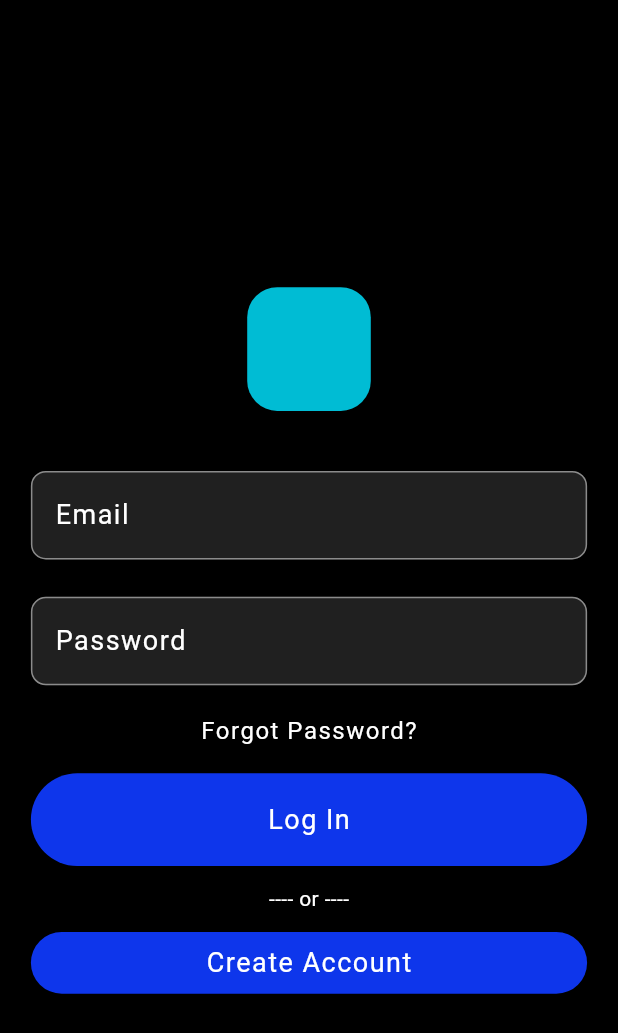
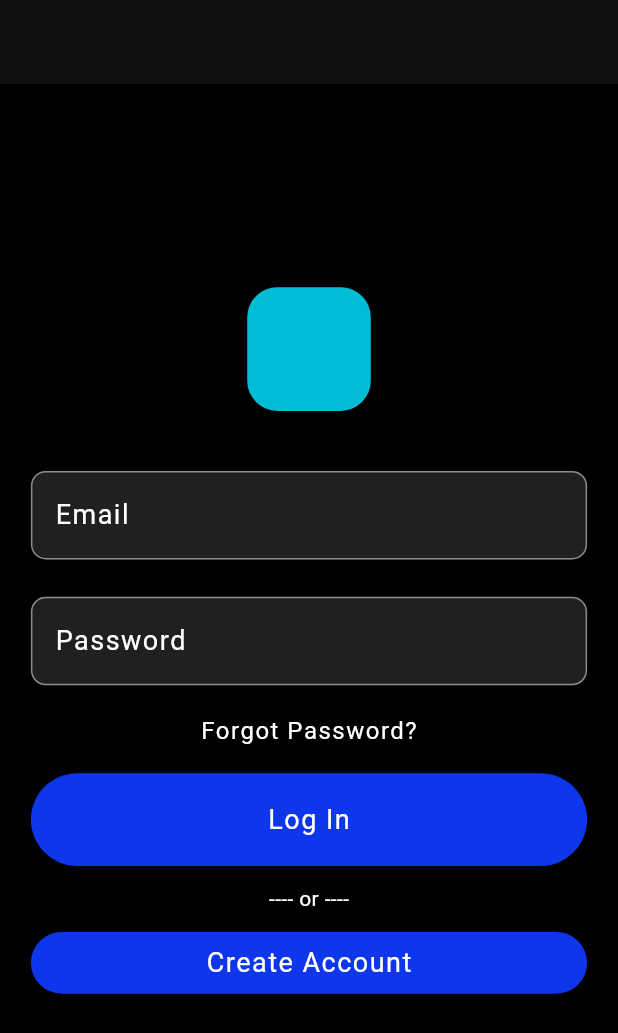
Before and after one commit to nunibye/Eko, a Flutter app: the screen it shows after launch, on a phone screen of 412 x 824 dp. Shown: the top 1033 px of the screen. Run offline on Flutter 3.47's test engine with Material 2 defaults, Android fonts, the phone set to English and light mode, and no system bars; our stand-ins replace cloud_firestore, firebase_auth, firebase_core, google_sign_in; accounts and stored records are empty; generated files the repository leaves out were written again.

Commit message:
create account finished

```diff
--- a/untitled_app/lib/home_page.dart
+++ b/untitled_app/lib/home_page.dart
@@ -11,7 +11,7 @@ class HomePage extends StatelessWidget {
         const SizedBox(height: 50),
         IconButton(
             onPressed: () => FirebaseAuth.instance.signOut(),
-            icon: const Icon(Icons.abc))
+            icon: const Icon(Icons.abc)),
       ],
     );
   }
--- a/untitled_app/lib/login.dart
+++ b/untitled_app/lib/login.dart
@@ -41,6 +41,7 @@ class _LoginPageState extends State<LoginPage> {
   bool showNameInput = false; // control whether to show the name input or not.
   final firstNameController = TextEditingController();
   final lastNameController = TextEditingController();
+  final userNameController = TextEditingController();
 
   int currentStep = 0;
 
@@ -179,16 +180,18 @@ class _LoginPageState extends State<LoginPage> {
     return null;
   }
 
-  // TODO: fix this to work
   // Add user data to Firestore
   Future<void> _addUserDataToFirestore(User user) async {
     final firestore = FirebaseFirestore.instance;
     final userData = {
       'uid': user.uid,
+      'email': emailController.text,
+      'username': userNameController.text,
+      'name': {
         'firstName': firstNameController.text,
         'lastName': lastNameController.text,
+      },
     };
-    print('here');
     await firestore.collection('users').add(userData);
   }
 
@@ -275,14 +278,33 @@ class _LoginPageState extends State<LoginPage> {
 
   @override
   Widget build(BuildContext context) {
-    return Center(
+    return Scaffold(
+        extendBodyBehindAppBar: true,
+        appBar: AppBar(
+          backgroundColor: Theme.of(context).colorScheme.background,
+          leading: showNameInput
+              ? IconButton(
+                  icon: const Icon(Icons.arrow_back),
+                  onPressed: () {
+                    setState(() {
+                      showNameInput = false;
+                    });
+                  },
+                )
+              : null,
+
+          // Optional: You can set other properties for the AppBar as needed
+          // title: Text("Login Page"), // Replace "Login Page" with your desired title
+        ),
+        body: Center(
           child: Column(
             mainAxisAlignment: MainAxisAlignment.center,
             crossAxisAlignment: CrossAxisAlignment.center,
             children: [
               Padding(
                 padding: const EdgeInsets.symmetric(
-                vertical: c.logoPaddingVert, horizontal: c.logoPaddingHoriz),
+                    vertical: c.logoPaddingVert,
+                    horizontal: c.logoPaddingHoriz),
                 child: Container(
                   //logo
                   height: MediaQuery.of(context).size.width * 0.2,
@@ -309,6 +331,7 @@ class _LoginPageState extends State<LoginPage> {
                 inputType: TextInputType.visiblePassword,
                 obscure: true,
               ),
+              if (!showNameInput) ...[
                 SizedBox(
                   width: MediaQuery.of(context).size.width * 0.9,
                   height: MediaQuery.of(context).size.width * 0.1,
@@ -332,7 +355,8 @@ class _LoginPageState extends State<LoginPage> {
                   child: TextButton(
                     onPressed: signIn,
                     style: TextButton.styleFrom(
-                  backgroundColor: Theme.of(context).colorScheme.secondary),
+                        backgroundColor:
+                            Theme.of(context).colorScheme.secondary),
                     child: loggingIn
                         ? const CircularProgressIndicator()
                         : Text(
@@ -346,9 +370,11 @@ class _LoginPageState extends State<LoginPage> {
                           ),
                   ),
                 ),
+
                 const Padding(
                     padding: EdgeInsets.all(12),
-              child: Text("---- or ----")), // TODO: placeholder, beautify later
+                    child: Text(
+                        "---- or ----")), // TODO: placeholder, beautify later
                 SizedBox(
                   width: MediaQuery.of(context).size.width * 0.9,
                   height: MediaQuery.of(context).size.width * 0.10,
@@ -373,9 +399,15 @@ class _LoginPageState extends State<LoginPage> {
                     ),
                   ),
                 ),
-
+              ] else ...[
                 // Show the first and last name input if showNameInput is true
-          if (showNameInput) ...[
+                // if (showNameInput) ...[
+                SizedBox(height: MediaQuery.of(context).size.height * 0.009),
+                CustomInputFeild(
+                  label: 'Username',
+                  controller: userNameController,
+                  inputType: TextInputType.text,
+                ),
                 SizedBox(height: MediaQuery.of(context).size.height * 0.009),
                 CustomInputFeild(
                   label: 'First Name',
@@ -388,6 +420,7 @@ class _LoginPageState extends State<LoginPage> {
                   controller: lastNameController,
                   inputType: TextInputType.text,
                 ),
+                SizedBox(height: MediaQuery.of(context).size.height * 0.018),
                 SizedBox(
                   width: MediaQuery.of(context).size.width * 0.9,
                   height: MediaQuery.of(context).size.width * 0.15,
@@ -395,7 +428,8 @@ class _LoginPageState extends State<LoginPage> {
                     onPressed:
                         _handleNextClick, // Use _handleNextClick function here
                     style: TextButton.styleFrom(
-                    backgroundColor: Theme.of(context).colorScheme.secondary),
+                        backgroundColor:
+                            Theme.of(context).colorScheme.secondary),
                     child: Text(
                       "Next",
                       style: TextStyle(
@@ -410,6 +444,6 @@ class _LoginPageState extends State<LoginPage> {
               ],
             ],
           ),
-    );
+        ));
   }
 }
--- a/untitled_app/lib/root_page.dart
+++ b/untitled_app/lib/root_page.dart
@@ -9,7 +9,6 @@ import 'home_page.dart';
 class RootPage extends StatelessWidget {
   const RootPage({super.key});
 
-
   @override
   Widget build(BuildContext context) {
     return Scaffold(
@@ -18,9 +17,9 @@ class RootPage extends StatelessWidget {
         builder: (context, snapshot) {
           if (snapshot.hasData) {
             return const HomePage();
-          } else if(snapshot.hasError){
+          } else if (snapshot.hasError) {
             return const Placeholder();
-            }else {
+          } else {
             return const LoginPage();
           }
         },
```
Lines whose indentation alone changed are shown as unchanged.
